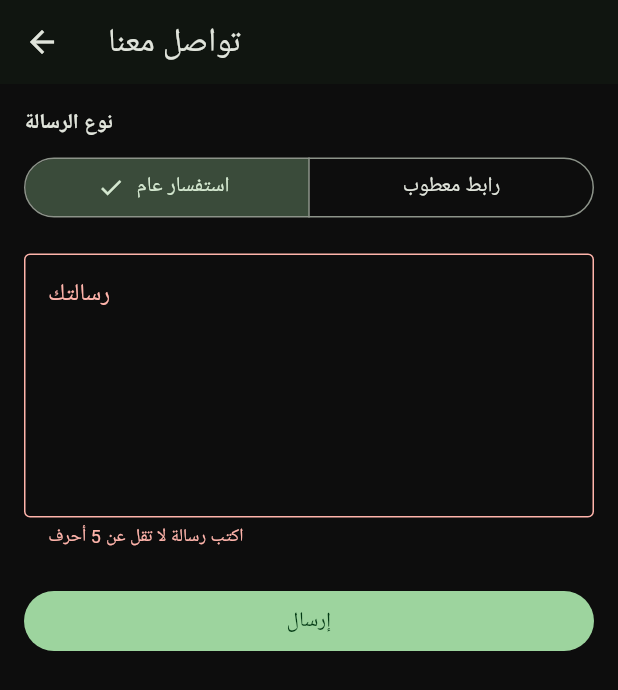
After one commit to midoalhashmi-ux/CLOUDAPP2026, a Flutter app: the ContactScreen screen opened directly, after a tap on "إرسال", on a phone screen of 412 x 824 dp. The commit adds this screen. Shown: the top 690 px of the screen. Run offline on Flutter 3.47's test engine with Material 3 defaults, Android fonts, the light colour scheme and no system bars; our stand-ins replace chewie, cloud_firestore, cloud_functions, firebase_core, share_plus, shared_preferences and 1 more; missing offline and left inert: android_intent_plus; accounts and stored records are empty.

Commit message:
Add files via upload

```diff
--- /dev/null
+++ b/lib/core/services/contact_service.dart
@@ -0,0 +1,21 @@
+import 'package:cloud_firestore/cloud_firestore.dart';
+
+/// يرسل رسائل "تواصل معنا" و"الإبلاغ عن رابط معطوب" مباشرة إلى مجموعة
+/// contactMessages في Firestore (وليس بريد إلكتروني) حتى تظهر لاحقاً
+/// في لوحة التحكم. الكتابة مسموحة للجميع بدون تسجيل دخول (انظر
+/// firestore.rules)، والقراءة محصورة على حساب لوحة التحكم فقط.
+class ContactService {
+  static Future<void> sendMessage({
+    required String type, // 'general' أو 'broken_link'
+    required String message,
+    String? channelInfo,
+  }) async {
+    await FirebaseFirestore.instance.collection('contactMessages').add({
+      'type': type,
+      'message': message.trim(),
+      'channelInfo': channelInfo?.trim().isNotEmpty == true ? channelInfo!.trim() : null,
+      'status': 'new',
+      'createdAt': FieldValue.serverTimestamp(),
+    });
+  }
+}
--- /dev/null
+++ b/lib/features/contact/contact_screen.dart
@@ -0,0 +1,109 @@
+import 'package:flutter/material.dart';
+import '../../core/services/contact_service.dart';
+
+class ContactScreen extends StatefulWidget {
+  const ContactScreen({super.key});
+
+  @override
+  State<ContactScreen> createState() => _ContactScreenState();
+}
+
+class _ContactScreenState extends State<ContactScreen> {
+  final _formKey = GlobalKey<FormState>();
+  final _messageController = TextEditingController();
+  final _channelController = TextEditingController();
+  String _type = 'general';
+  bool _sending = false;
+
+  @override
+  void dispose() {
+    _messageController.dispose();
+    _channelController.dispose();
+    super.dispose();
+  }
+
+  Future<void> _submit() async {
+    if (!_formKey.currentState!.validate()) return;
+    setState(() => _sending = true);
+    try {
+      await ContactService.sendMessage(
+        type: _type,
+        message: _messageController.text,
+        channelInfo: _type == 'broken_link' ? _channelController.text : null,
+      );
+      if (!mounted) return;
+      ScaffoldMessenger.of(context).showSnackBar(
+        const SnackBar(content: Text('تم إرسال رسالتك، شكراً لك')),
+      );
+      Navigator.of(context).pop();
+    } catch (_) {
+      if (!mounted) return;
+      ScaffoldMessenger.of(context).showSnackBar(
+        const SnackBar(content: Text('تعذر إرسال الرسالة، تحقق من الإنترنت وحاول مرة أخرى')),
+      );
+    } finally {
+      if (mounted) setState(() => _sending = false);
+    }
+  }
+
+  @override
+  Widget build(BuildContext context) {
+    return Scaffold(
+      appBar: AppBar(title: const Text('تواصل معنا')),
+      body: Form(
+        key: _formKey,
+        child: ListView(
+          padding: const EdgeInsets.all(16),
+          children: [
+            const Text('نوع الرسالة', style: TextStyle(fontWeight: FontWeight.bold)),
+            const SizedBox(height: 8),
+            SegmentedButton<String>(
+              segments: const [
+                ButtonSegment(value: 'general', label: Text('استفسار عام')),
+                ButtonSegment(value: 'broken_link', label: Text('رابط معطوب')),
+              ],
+              selected: {_type},
+              onSelectionChanged: (selection) => setState(() => _type = selection.first),
+            ),
+            const SizedBox(height: 20),
+            if (_type == 'broken_link') ...[
+              TextFormField(
+                controller: _channelController,
+                decoration: const InputDecoration(
+                  labelText: 'اسم القناة أو القسم المتعلق (اختياري)',
+                  border: OutlineInputBorder(),
+                ),
+              ),
+              const SizedBox(height: 16),
+            ],
+            TextFormField(
+              controller: _messageController,
+              maxLines: 6,
+              decoration: InputDecoration(
+                labelText: _type == 'broken_link' ? 'صف المشكلة بالتفصيل' : 'رسالتك',
+                border: const OutlineInputBorder(),
+                alignLabelWithHint: true,
+              ),
+              validator: (value) {
+                if (value == null || value.trim().length < 5) {
+                  return 'اكتب رسالة لا تقل عن 5 أحرف';
+                }
+                return null;
+              },
+            ),
+            const SizedBox(height: 24),
+            FilledButton(
+              onPressed: _sending ? null : _submit,
+              child: _sending
+                  ? const SizedBox(
+                      width: 20, height: 20,
+                      child: CircularProgressIndicator(strokeWidth: 2, color: Colors.white),
+                    )
+                  : const Text('إرسال'),
+            ),
+          ],
+        ),
+      ),
+    );
+  }
+}
--- a/lib/widgets/app_drawer.dart
+++ b/lib/widgets/app_drawer.dart
@@ -1,6 +1,7 @@
 import 'package:flutter/material.dart';
 import 'package:share_plus/share_plus.dart';
 import '../core/services/app_settings_service.dart';
+import '../features/contact/contact_screen.dart';
 
 /// القائمة الجانبية للشاشة الرئيسية. تُبنى تدريجياً — كل بند جديد من
 /// القسم 3 (مشاركة، تواصل معنا، الشروط، الخصوصية) يُضاف هنا.
@@ -46,6 +47,16 @@ class AppDrawer extends StatelessWidget {
                 _shareApp(context);
               },
             ),
+            ListTile(
+              leading: const Icon(Icons.support_agent),
+              title: const Text('تواصل معنا'),
+              onTap: () {
+                Navigator.of(context).pop();
+                Navigator.of(context).push(
+                  MaterialPageRoute(builder: (_) => const ContactScreen()),
+                );
+              },
+            ),
           ],
         ),
       ),
```
Also changed, not shown: 1 other file.
